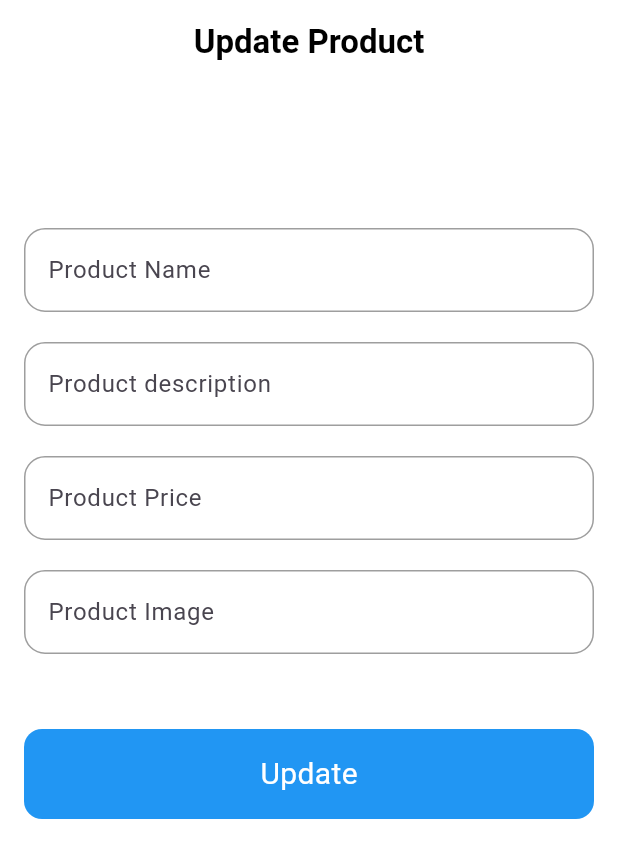
After one commit to ahmed3ab3al/store_app, a Flutter app: the UpdateView screen opened by its route, on a phone screen of 412 x 824 dp. The commit adds this screen. Shown: the top 858 px of the screen. Run offline on Flutter 3.47's test engine with Material 3 defaults, Android fonts, the phone set to English and light mode, and no system bars; our stand-ins replace bloc, dio, flutter_bloc, go_router; network calls fail.

Commit message:
update product

```diff
--- a/lib/core/utils/app_router.dart
+++ b/lib/core/utils/app_router.dart
@@ -12,10 +12,12 @@ abstract class AppRouter {
         path: '/',
         builder: (context, state) => const HomePage(),
       ),
-      // GoRoute(
-      //   path: update,
-      //   builder: (context, state) =>  UpdateView(),
-      // ),
+      GoRoute(
+        path: update,
+        builder: (context, state) =>  UpdateView(
+         category:  state.extra.toString()
+        ),
+      ),
     ],
   );
 }
--- a/lib/core/widgets/custom_text_form_field.dart
+++ b/lib/core/widgets/custom_text_form_field.dart
@@ -13,9 +13,9 @@ class CustomTextFormFiled extends StatelessWidget {
   final TextStyle? labelTextStyle;
   final TextStyle? inputTextStyle;
   final Color? borderColor;
+  final Color? enabledBorderColor;
+  final Color? focusedBorderColor;
   final Color? cursorColor;
-  final String? Function(String?) validator;
-  final void Function(String)? onFieldSubmitted;
 
   const CustomTextFormFiled({
     super.key,
@@ -31,21 +31,16 @@ class CustomTextFormFiled extends StatelessWidget {
     this.borderRadius,
     this.inputTextStyle,
     this.borderColor,
-    this.cursorColor,
-    required this.validator,
-    this.onFieldSubmitted,
+    this.cursorColor, this.enabledBorderColor, this.focusedBorderColor,
   });
 
   @override
   Widget build(BuildContext context) {
     return TextFormField(
-      onFieldSubmitted: onFieldSubmitted,
       style: inputTextStyle,
       cursorColor: cursorColor,
-      validator: validator,
       controller: customController,
       keyboardType: type,
-      obscureText: secure!,
       decoration: InputDecoration(
           border: OutlineInputBorder(
             borderRadius: BorderRadius.circular(borderRadius!),
@@ -53,19 +48,13 @@ class CustomTextFormFiled extends StatelessWidget {
           focusedBorder: OutlineInputBorder(
             borderRadius: BorderRadius.circular(borderRadius!),
             borderSide: BorderSide(
-              color: borderColor!,
+              color: focusedBorderColor!,
             ),
           ),
           enabledBorder: OutlineInputBorder(
             borderRadius: BorderRadius.circular(borderRadius!),
             borderSide: BorderSide(
-              color: borderColor!,
-            ),
-          ),
-          errorBorder: OutlineInputBorder(
-            borderRadius: BorderRadius.circular(borderRadius!),
-            borderSide: BorderSide(
-              color: borderColor!,
+              color: enabledBorderColor!,
             ),
           ),
           hintText: hint,
--- a/lib/features/home/data/models/all_product.dart
+++ b/lib/features/home/data/models/all_product.dart
@@ -7,8 +7,10 @@ class AllProductModel {
   final String description;
   final dynamic price;
   final RatingModel rating;
+  final String category;
 
   AllProductModel({
+    required this.category,
     required this.id,
     required this.title,
     required this.image,
@@ -19,6 +21,7 @@ class AllProductModel {
 
   factory AllProductModel.fromJson(jsonData) {
     return AllProductModel(
+      category: jsonData[ApiKeys.category],
       id: jsonData[ApiKeys.id],
       title: jsonData[ApiKeys.title],
       image: jsonData[ApiKeys.image],
--- a/lib/features/home/presentation/view_models/cubit/cubit.dart
+++ b/lib/features/home/presentation/view_models/cubit/cubit.dart
@@ -73,7 +73,7 @@ class StoreCubit extends Cubit<StoreStates> {
   }
 
 
-  updateProduct({int? id, String? title, String? price, String? description, String? image, String? category}) async {
+ Future<AllProductModel?> updateProduct({int? id, String? title, String? price, String? description, String? image, String? category}) async {
     emit(UpdateProductLoadingState());
     try {
       final Map<String, dynamic> response = await api.put(
--- /dev/null
+++ b/lib/features/home/presentation/views/update_view.dart
@@ -0,0 +1,111 @@
+import 'package:flutter/material.dart';
+import 'package:store_app/core/widgets/custom_button.dart';
+import 'package:store_app/core/widgets/custom_text_form_field.dart';
+import 'package:store_app/features/home/presentation/view_models/cubit/cubit.dart';
+
+class UpdateView extends StatefulWidget {
+  const UpdateView({super.key, required this.category});
+  final String category;
+
+  @override
+  State<UpdateView> createState() => _UpdateViewState();
+}
+
+class _UpdateViewState extends State<UpdateView> {
+  final TextEditingController nameController = TextEditingController();
+
+  final TextEditingController priceController = TextEditingController();
+
+  final TextEditingController imageController = TextEditingController();
+
+  final TextEditingController descriptionController = TextEditingController();
+
+  @override
+  Widget build(BuildContext context) {
+    return Scaffold(
+      appBar: AppBar(
+        title: Text(
+          'Update Product',
+          style: TextStyle(
+            color: Colors.black,
+            fontWeight: FontWeight.bold,
+          ),
+        ),
+        backgroundColor: Colors.transparent,
+        elevation: 0,
+        centerTitle: true,
+      ),
+      body: SingleChildScrollView(
+          child: Padding(
+        padding: const EdgeInsets.all(16),
+        child: Column(
+          children: [
+            SizedBox(
+              height: 80,
+            ),
+            CustomTextFormFiled(
+              customController: nameController,
+              cursorColor: Colors.blue,
+              hint: 'Product Name',
+              borderRadius: 14,
+              borderColor: Colors.grey,
+              enabledBorderColor: Colors.grey,
+              focusedBorderColor: Colors.blue,
+            ),
+            SizedBox(height: 20),
+            CustomTextFormFiled(
+              cursorColor: Colors.blue,
+              customController: descriptionController,
+              hint: 'Product description',
+              borderRadius: 14,
+              borderColor: Colors.grey,
+              enabledBorderColor: Colors.grey,
+              focusedBorderColor: Colors.blue,
+            ),
+            SizedBox(height: 20),
+            CustomTextFormFiled(
+              cursorColor: Colors.blue,
+              customController: priceController,
+              type: TextInputType.number,
+              hint: 'Product Price',
+              borderRadius: 14,
+              borderColor: Colors.grey,
+              enabledBorderColor: Colors.grey,
+              focusedBorderColor: Colors.blue,
+            ),
+            SizedBox(height: 20),
+            CustomTextFormFiled(
+              cursorColor: Colors.blue,
+              customController: imageController,
+              hint: 'Product Image',
+              borderRadius: 14,
+              borderColor: Colors.grey,
+              enabledBorderColor: Colors.grey,
+              focusedBorderColor: Colors.blue,
+            ),
+            SizedBox(height: 50),
+            CustomButton(
+              text: 'Update',
+              onTap: () {
+                StoreCubit.get(context).updateProduct(
+                  title: nameController.text,
+                  description: descriptionController.text,
+                  price: priceController.text,
+                  image: imageController.text,
+                  category: widget.category,
+                );
+              },
+              containerHeight: 60,
+              radius: 12,
+              buttonColor: Colors.blue,
+              textStyle: TextStyle(
+                color: Colors.white,
+                fontSize: 20,
+              ),
+            )
+          ],
+        ),
+      )),
+    );
+  }
+}
--- a/lib/features/home/presentation/views/widgets/custom_card.dart
+++ b/lib/features/home/presentation/views/widgets/custom_card.dart
@@ -1,4 +1,6 @@
 import 'package:flutter/material.dart';
+import 'package:go_router/go_router.dart';
+import 'package:store_app/core/utils/app_router.dart';
 import 'package:store_app/features/home/data/models/all_product.dart';
 
 class CustomCard extends StatelessWidget {
@@ -7,7 +9,11 @@ class CustomCard extends StatelessWidget {
   const CustomCard({super.key, required this.productModel});
   @override
   Widget build(BuildContext context) {
-    return Stack(
+    return GestureDetector(
+      onTap: (){
+        GoRouter.of(context).pushReplacement(AppRouter.update,extra: productModel.category);
+      },
+      child: Stack(
         clipBehavior: Clip.none,
         children: [
           Container(
@@ -59,6 +65,7 @@ class CustomCard extends StatelessWidget {
             ),
           ),
         ],
+      ),
     );
   }
 }
```
Also changed, not shown: lib/features/home/home_page.dart (deleted). Lines whose indentation alone changed are shown as unchanged.
